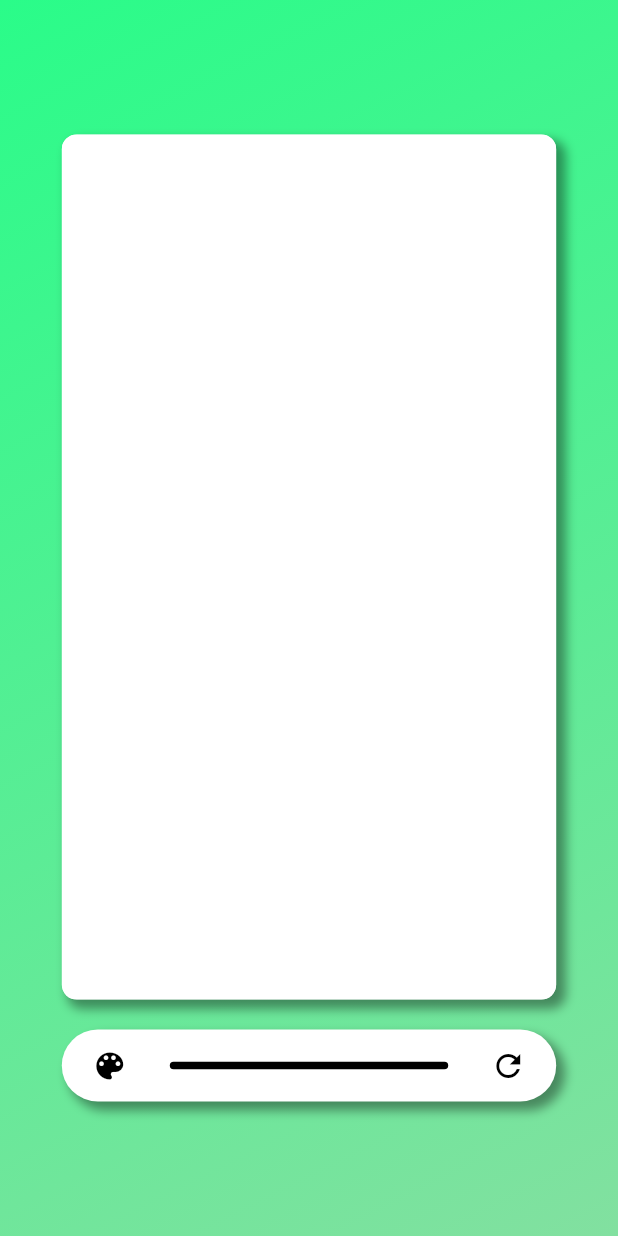
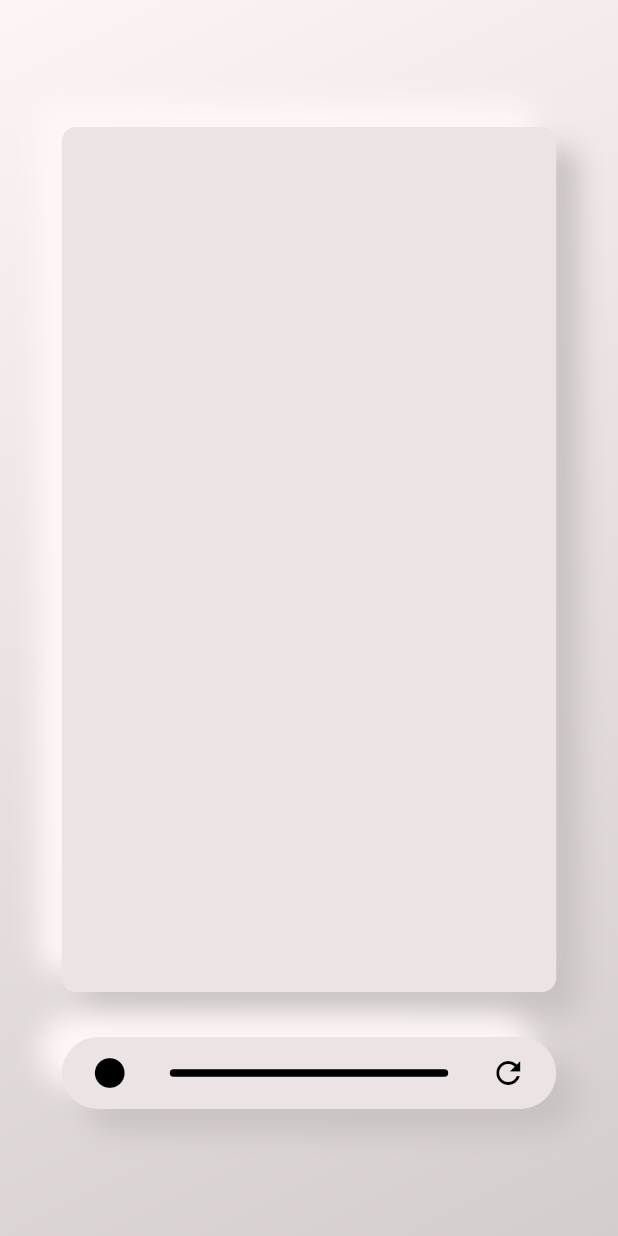
Before and after one commit to jaiswal4sudeep/DrawingApp, a Flutter app: the screen it shows after launch, on a phone screen of 412 x 824 dp. Run offline on Flutter 3.47's test engine with Material 2 defaults, Android fonts, the phone set to English and light mode, and no system bars; our stand-ins replace flutter_colorpicker.

Commit message:
Final Version

```diff
--- a/lib/home_page.dart
+++ b/lib/home_page.dart
@@ -3,6 +3,13 @@
 import 'dart:ui';
 import 'package:flutter/material.dart';
 import 'package:flutter_colorpicker/flutter_colorpicker.dart';
+
+class DrawingBoard {
+  Offset points;
+  Paint brush;
+
+  DrawingBoard({required this.brush, required this.points});
+}
 
 class HomePage extends StatefulWidget {
   const HomePage({Key? key}) : super(key: key);
@@ -12,7 +19,7 @@ class HomePage extends StatefulWidget {
 }
 
 class _HomePageState extends State<HomePage> {
-  List<Offset> points = [];
+  List<DrawingBoard> points = [];
   late Color brushColor = Colors.black;
   late double brushStrokeWidth = 5.0;
 
@@ -79,7 +86,7 @@ class _HomePageState extends State<HomePage> {
                   child: Container(
                     width: 150,
                     height: 1,
-                    color: brushColor,
+                    color: Colors.black,
                   ),
                 ),
                 TextButton(
@@ -93,7 +100,7 @@ class _HomePageState extends State<HomePage> {
                   child: Container(
                     width: 150,
                     height: 2,
-                    color: brushColor,
+                    color: Colors.black,
                   ),
                 ),
                 TextButton(
@@ -107,7 +114,7 @@ class _HomePageState extends State<HomePage> {
                   child: Container(
                     width: 150,
                     height: 3,
-                    color: brushColor,
+                    color: Colors.black,
                   ),
                 ),
                 TextButton(
@@ -121,7 +128,7 @@ class _HomePageState extends State<HomePage> {
                   child: Container(
                     width: 150,
                     height: 4,
-                    color: brushColor,
+                    color: Colors.black,
                   ),
                 ),
                 TextButton(
@@ -135,7 +142,7 @@ class _HomePageState extends State<HomePage> {
                   child: Container(
                     width: 150,
                     height: 5,
-                    color: brushColor,
+                    color: Colors.black,
                   ),
                 ),
                 TextButton(
@@ -149,7 +156,7 @@ class _HomePageState extends State<HomePage> {
                   child: Container(
                     width: 150,
                     height: 6,
-                    color: brushColor,
+                    color: Colors.black,
                   ),
                 ),
                 TextButton(
@@ -163,7 +170,7 @@ class _HomePageState extends State<HomePage> {
                   child: Container(
                     width: 150,
                     height: 7,
-                    color: brushColor,
+                    color: Colors.black,
                   ),
                 ),
                 TextButton(
@@ -177,7 +184,7 @@ class _HomePageState extends State<HomePage> {
                   child: Container(
                     width: 150,
                     height: 8,
-                    color: brushColor,
+                    color: Colors.black,
                   ),
                 ),
               ],
@@ -211,8 +218,8 @@ class _HomePageState extends State<HomePage> {
                 begin: Alignment.topLeft,
                 end: Alignment.bottomRight,
                 colors: [
-                  Color(0xFF2AFC89),
-                  Color(0xFF82E0A0),
+                  Color(0xFFfdf4f4),
+                  Color(0xFFd4cdcd),
                 ],
               ),
             ),
@@ -226,31 +233,70 @@ class _HomePageState extends State<HomePage> {
                   height: MediaQuery.of(context).size.height * 0.70,
                   decoration: BoxDecoration(
                     borderRadius: BorderRadius.circular(10),
-                    color: Colors.white,
-                    boxShadow: [
+                    color: const Color(0xFFece4e4),
+                    boxShadow: const [
                       BoxShadow(
-                        color: Colors.black.withOpacity(0.4),
-                        blurRadius: 5.0,
-                        spreadRadius: 1.0,
-                        offset: const Offset(5, 5),
+                        color: Color(0xFFc9c2c2),
+                        blurRadius: 15.0,
+                        spreadRadius: 0.15,
+                        offset: Offset(15, 15),
+                      ),
+                      BoxShadow(
+                        color: Color(0xFFfff7f7),
+                        blurRadius: 15.0,
+                        spreadRadius: 0.15,
+                        offset: Offset(-15, -15),
                       ),
                     ],
                   ),
                   child: GestureDetector(
                     onPanDown: (details) {
-                      setState(() {
-                        points.add(details.localPosition);
-                      });
+                      setState(
+                        () {
+                          points.add(
+                            DrawingBoard(
+                              points: details.localPosition,
+                              brush: Paint()
+                                ..strokeCap = StrokeCap.round
+                                ..color = brushColor
+                                ..isAntiAlias = true
+                                ..strokeWidth = brushStrokeWidth,
+                            ),
+                          );
+                        },
+                      );
                     },
                     onPanUpdate: (details) {
-                      setState(() {
-                        points.add(details.localPosition);
-                      });
+                      setState(
+                        () {
+                          points.add(
+                            DrawingBoard(
+                              points: details.localPosition,
+                              brush: Paint()
+                                ..strokeCap = StrokeCap.round
+                                ..color = brushColor
+                                ..isAntiAlias = true
+                                ..strokeWidth = brushStrokeWidth,
+                            ),
+                          );
+                        },
+                      );
                     },
                     onPanEnd: (details) {
-                      setState(() {
-                        points.add(Offset.infinite);
-                      });
+                      setState(
+                        () {
+                          points.add(
+                            DrawingBoard(
+                              brush: Paint()
+                                ..strokeCap = StrokeCap.round
+                                ..strokeWidth = brushStrokeWidth
+                                ..color = brushColor
+                                ..isAntiAlias = true,
+                              points: Offset.infinite,
+                            ),
+                          );
+                        },
+                      );
                     },
                     child: ClipRRect(
                       borderRadius: BorderRadius.circular(10),
@@ -265,19 +311,25 @@ class _HomePageState extends State<HomePage> {
                   ),
                 ),
                 const SizedBox(
-                  height: 20,
+                  height: 30,
                 ),
                 Container(
                   width: MediaQuery.of(context).size.width * 0.80,
                   decoration: BoxDecoration(
                     borderRadius: BorderRadius.circular(25),
-                    color: Colors.white,
-                    boxShadow: [
+                    color: const Color(0xFFece4e4),
+                    boxShadow: const [
                       BoxShadow(
-                        color: Colors.black.withOpacity(0.4),
-                        blurRadius: 5.0,
-                        spreadRadius: 1.0,
-                        offset: const Offset(5, 5),
+                        color: Color(0xFFc9c2c2),
+                        blurRadius: 15.0,
+                        spreadRadius: 0.15,
+                        offset: Offset(15, 15),
+                      ),
+                      BoxShadow(
+                        color: Color(0xFFfff7f7),
+                        blurRadius: 15.0,
+                        spreadRadius: 0.15,
+                        offset: Offset(-15, -15),
                       ),
                     ],
                   ),
@@ -289,9 +341,9 @@ class _HomePageState extends State<HomePage> {
                             changeBrushColor();
                           });
                         },
-                        child: const Icon(
-                          Icons.color_lens,
-                          color: Colors.black,
+                        child: Icon(
+                          Icons.circle,
+                          color: brushColor,
                         ),
                       ),
                       Expanded(
@@ -306,7 +358,7 @@ class _HomePageState extends State<HomePage> {
                           child: Container(
                             height: brushStrokeWidth,
                             decoration: BoxDecoration(
-                              color: brushColor,
+                              color: Colors.black,
                               borderRadius: BorderRadius.circular(50),
                             ),
                           ),
@@ -336,7 +388,7 @@ class _HomePageState extends State<HomePage> {
 }
 
 class ScreenPainter extends CustomPainter {
-  List<Offset> points;
+  List<DrawingBoard> points;
   Color brushColor;
   double brushStrokeWidth;
 
@@ -347,21 +399,17 @@ class ScreenPainter extends CustomPainter {
 
   @override
   void paint(Canvas canvas, Size size) {
-    Paint background = Paint()..color = Colors.white;
+    Paint background = Paint()..color = const Color(0xFFece4e4);
     Rect rect = Rect.fromLTWH(0, 0, size.width, size.height);
     canvas.drawRect(rect, background);
 
-    Paint brush = Paint()
-      ..color = brushColor
-      ..strokeWidth = brushStrokeWidth
-      ..isAntiAlias = true
-      ..strokeCap = StrokeCap.round;
-
     for (int x = 0; x < points.length - 1; x++) {
       if (points[x] != null && points[x + 1] != null) {
-        canvas.drawLine(points[x], points[x + 1], brush);
+        Paint brush = points[x].brush;
+        canvas.drawLine(points[x].points, points[x + 1].points, brush);
       } else if (points[x] != null && points[x + 1] == null) {
-        canvas.drawPoints(PointMode.points, [points[x]], brush);
+        Paint brush = points[x].brush;
+        canvas.drawPoints(PointMode.points, [points[x].points], brush);
       }
     }
   }
```
